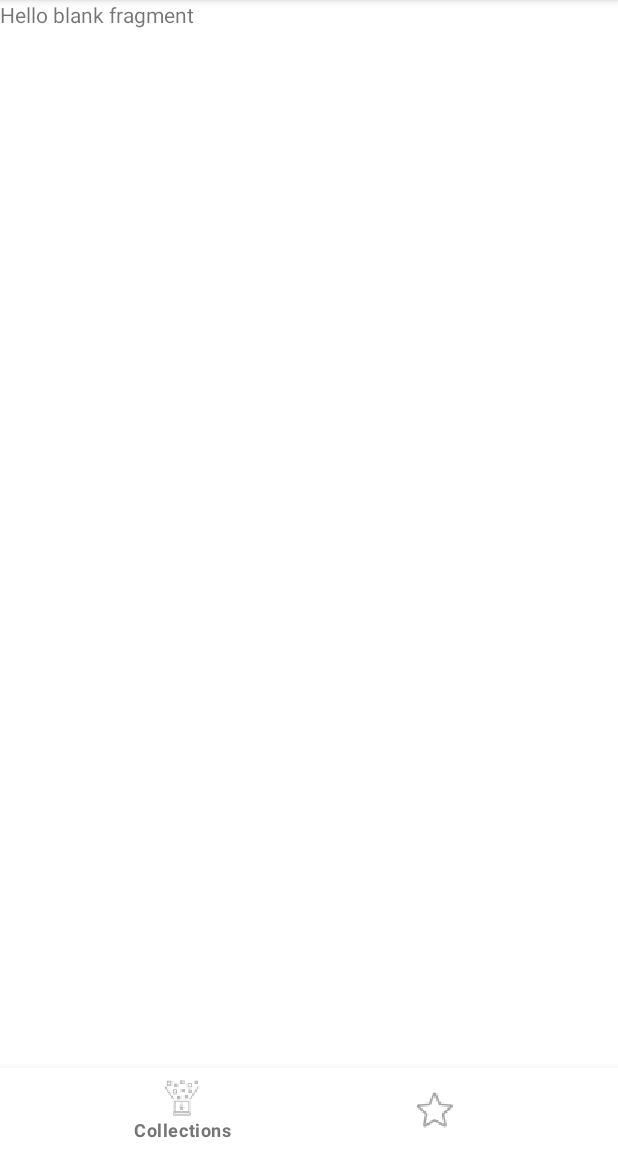
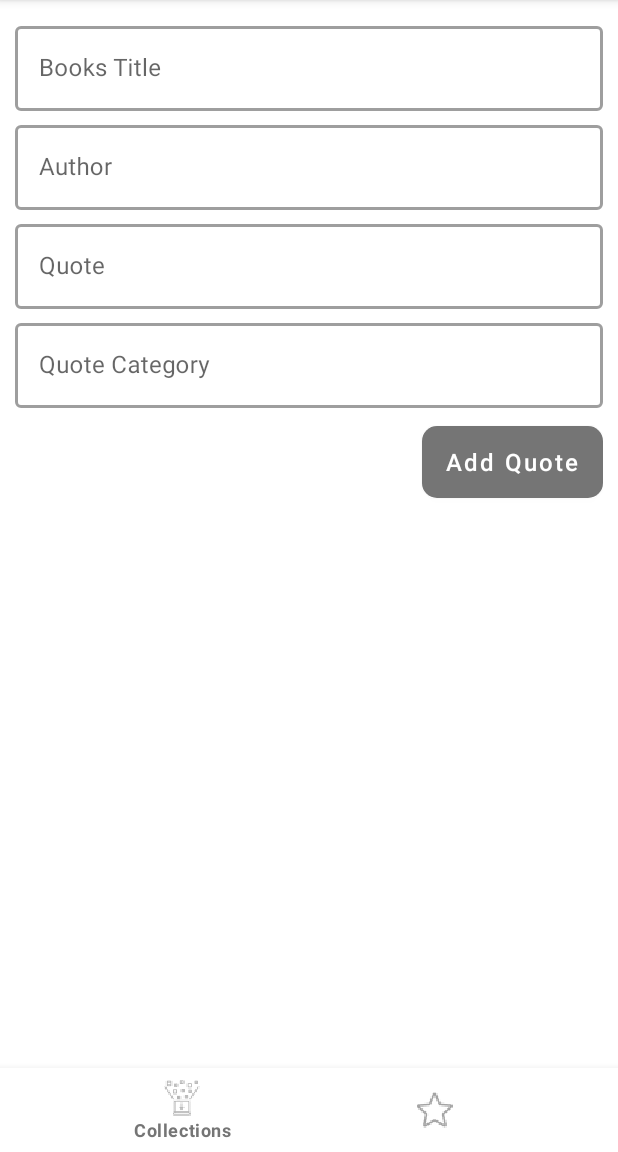
Before and after one commit to PoroshMondal/Book-Quote-Collector, an Android app: the QuoteAdd screen opened through its navigation route, on a phone screen of 412 x 824 dp, the part 84-1236 px from its top. Run offline under Robolectric (Android 15) with nearby library versions, the phone set to English and light mode, and no system bars; our stand-ins replace data binding, navigation-ui.

Commit message:
Design the Add Quote Screen

```diff
--- a/app/src/main/java/com/bqc/somvob/bookquotecollector/ui/Home.java
+++ b/app/src/main/java/com/bqc/somvob/bookquotecollector/ui/Home.java
@@ -5,6 +5,8 @@ import android.os.Bundle;
 import androidx.annotation.NonNull;
 import androidx.annotation.Nullable;
 import androidx.fragment.app.Fragment;
+import androidx.navigation.NavController;
+import androidx.navigation.fragment.NavHostFragment;
 
 import android.view.LayoutInflater;
 import android.view.View;
@@ -12,11 +14,14 @@ import android.view.ViewGroup;
 import android.widget.Toast;
 
 import com.bqc.somvob.bookquotecollector.MainActivity;
+import com.bqc.somvob.bookquotecollector.R;
 import com.bqc.somvob.bookquotecollector.databinding.FragmentHomeBinding;
 
 public class Home extends Fragment {
 
     private FragmentHomeBinding binding;
+    private NavController navController;
+
     public Home() {
         // Required empty public constructor
     }
@@ -36,9 +41,11 @@ public class Home extends Fragment {
     @Override
     public void onViewCreated(@NonNull View view, @Nullable Bundle savedInstanceState) {
         super.onViewCreated(view, savedInstanceState);
+        navController = NavHostFragment.findNavController(this);
 
         binding.extendedFab.setOnClickListener(fabButton -> {
-            Toast.makeText(requireActivity(), "Search", Toast.LENGTH_SHORT).show();
+            navController.navigate(R.id.quoteAdd);
+            Toast.makeText(requireActivity(), "Add Auote", Toast.LENGTH_SHORT).show();
         });
 
     }
--- a/app/src/main/java/com/bqc/somvob/bookquotecollector/ui/QuoteDetails.java
+++ b/app/src/main/java/com/bqc/somvob/bookquotecollector/ui/QuoteDetails.java
@@ -2,6 +2,8 @@ package com.bqc.somvob.bookquotecollector.ui;
 
 import android.os.Bundle;
 
+import androidx.annotation.NonNull;
+import androidx.annotation.Nullable;
 import androidx.fragment.app.Fragment;
 
 import android.view.LayoutInflater;
@@ -29,4 +31,9 @@ public class QuoteDetails extends Fragment {
         binding = FragmentQuoteDetailsBinding.inflate(inflater,container,false);
         return binding.getRoot();
     }
+
+    @Override
+    public void onViewCreated(@NonNull View view, @Nullable Bundle savedInstanceState) {
+        super.onViewCreated(view, savedInstanceState);
+    }
 }
--- a/app/src/main/res/layout/fragment_quote_add.xml
+++ b/app/src/main/res/layout/fragment_quote_add.xml
@@ -1,21 +1,119 @@
 <?xml version="1.0" encoding="utf-8"?>
 <layout xmlns:android="http://schemas.android.com/apk/res/android"
-    xmlns:tools="http://schemas.android.com/tools">
+    xmlns:tools="http://schemas.android.com/tools"
+    xmlns:app="http://schemas.android.com/apk/res-auto">
 
     <data>
 
     </data>
 
-    <FrameLayout
+    <LinearLayout
         android:layout_width="match_parent"
         android:layout_height="match_parent"
-        tools:context=".ui.QuoteAdd">
+        android:orientation="vertical"
+        android:layout_margin="10dp">
 
-        <!-- TODO: Update blank fragment layout -->
-        <TextView
+        <com.google.android.material.textfield.TextInputLayout
+            android:id="@+id/layout_book_titles"
+            style="@style/Widget.MaterialComponents.TextInputLayout.OutlinedBox"
             android:layout_width="match_parent"
-            android:layout_height="match_parent"
-            android:text="@string/hello_blank_fragment" />
+            android:layout_height="wrap_content"
+            android:elevation="10dp"
+            android:hint="@string/hint_books_title"
+            app:boxBackgroundMode="outline"
+            app:boxStrokeWidth="2dp"
+            app:endIconMode="none"
+            android:layout_marginTop="2dp"
+            android:layout_marginBottom="2dp">
 
-    </FrameLayout>
+            <com.google.android.material.textfield.TextInputEditText
+                android:id="@+id/et_title"
+                android:layout_width="match_parent"
+                android:layout_height="wrap_content"
+                android:inputType="text"
+                android:textColor="@color/text_color_day_night" />
+
+        </com.google.android.material.textfield.TextInputLayout>
+
+        <com.google.android.material.textfield.TextInputLayout
+            android:id="@+id/layout_book_author"
+            style="@style/Widget.MaterialComponents.TextInputLayout.OutlinedBox"
+            android:layout_width="match_parent"
+            android:layout_height="wrap_content"
+            android:elevation="10dp"
+            android:hint="@string/hint_author"
+            app:boxBackgroundMode="outline"
+            app:boxStrokeWidth="2dp"
+            app:endIconMode="none"
+            android:layout_marginTop="2dp"
+            android:layout_marginBottom="2dp">
+
+            <com.google.android.material.textfield.TextInputEditText
+                android:id="@+id/et_author"
+                android:layout_width="match_parent"
+                android:layout_height="wrap_content"
+                android:inputType="text"
+                android:textColor="@color/text_color_day_night" />
+
+        </com.google.android.material.textfield.TextInputLayout>
+
+        <com.google.android.material.textfield.TextInputLayout
+            android:id="@+id/layout_quote"
+            style="@style/Widget.MaterialComponents.TextInputLayout.OutlinedBox"
+            android:layout_width="match_parent"
+            android:layout_height="wrap_content"
+            android:elevation="10dp"
+            android:hint="@string/hint_quote"
+            app:boxBackgroundMode="outline"
+            app:boxStrokeWidth="2dp"
+            app:endIconMode="none"
+            android:layout_marginTop="2dp"
+            android:layout_marginBottom="2dp">
+
+            <com.google.android.material.textfield.TextInputEditText
+                android:id="@+id/et_quote"
+                android:layout_width="match_parent"
+                android:layout_height="wrap_content"
+                android:inputType="text"
+                android:textColor="@color/text_color_day_night" />
+
+        </com.google.android.material.textfield.TextInputLayout>
+
+        <com.google.android.material.textfield.TextInputLayout
+            android:id="@+id/layout_quote_category"
+            style="@style/Widget.MaterialComponents.TextInputLayout.OutlinedBox"
+            android:layout_width="match_parent"
+            android:layout_height="wrap_content"
+            android:elevation="10dp"
+            android:hint="@string/hint_quote_category"
+            app:boxBackgroundMode="outline"
+            app:boxStrokeWidth="2dp"
+            app:endIconMode="none"
+            android:layout_marginTop="2dp"
+            android:layout_marginBottom="2dp">
+
+            <com.google.android.material.textfield.TextInputEditText
+                android:id="@+id/et_quote_category"
+                android:layout_width="match_parent"
+                android:layout_height="wrap_content"
+                android:inputType="text"
+                android:textColor="@color/text_color_day_night" />
+
+        </com.google.android.material.textfield.TextInputLayout>
+
+        <com.google.android.material.button.MaterialButton
+            android:id="@+id/btn_add"
+            android:layout_width="wrap_content"
+            android:layout_height="60dp"
+            app:cornerRadius="10dp"
+            android:elevation="4dp"
+            android:text="@string/add_quote"
+            android:textSize="16sp"
+            android:textStyle="normal"
+            android:textAllCaps="false"
+            android:layout_marginTop="4dp"
+            android:layout_marginBottom="2dp"
+            android:layout_gravity="end"/>
+
+    </LinearLayout>
 </layout>
--- a/app/src/main/res/values-night/strings.xml
+++ b/app/src/main/res/values-night/strings.xml
@@ -2,4 +2,8 @@
 <resources>
     <string name="add_quote">Add Quote</string>
     <string name="extended_fab_content_desc">Add Quote of Books Quote Collection</string>
+    <string name="hint_books_title">Books Title</string>
+    <string name="hint_author">Author</string>
+    <string name="hint_quote">Quote</string>
+    <string name="hint_quote_category">Quote Category</string>
 </resources>
--- a/app/src/main/res/values/strings.xml
+++ b/app/src/main/res/values/strings.xml
@@ -16,4 +16,10 @@
     <!-- Home Screen -->
     <string name="add_quote">Add Quote</string>
     <string name="extended_fab_content_desc">Add Quote of Books Quote Collection</string>
+
+    <!-- Add Quote Screen -->
+    <string name="hint_books_title">Books Title</string>
+    <string name="hint_author">Author</string>
+    <string name="hint_quote">Quote</string>
+    <string name="hint_quote_category">Quote Category</string>
 </resources>
```
